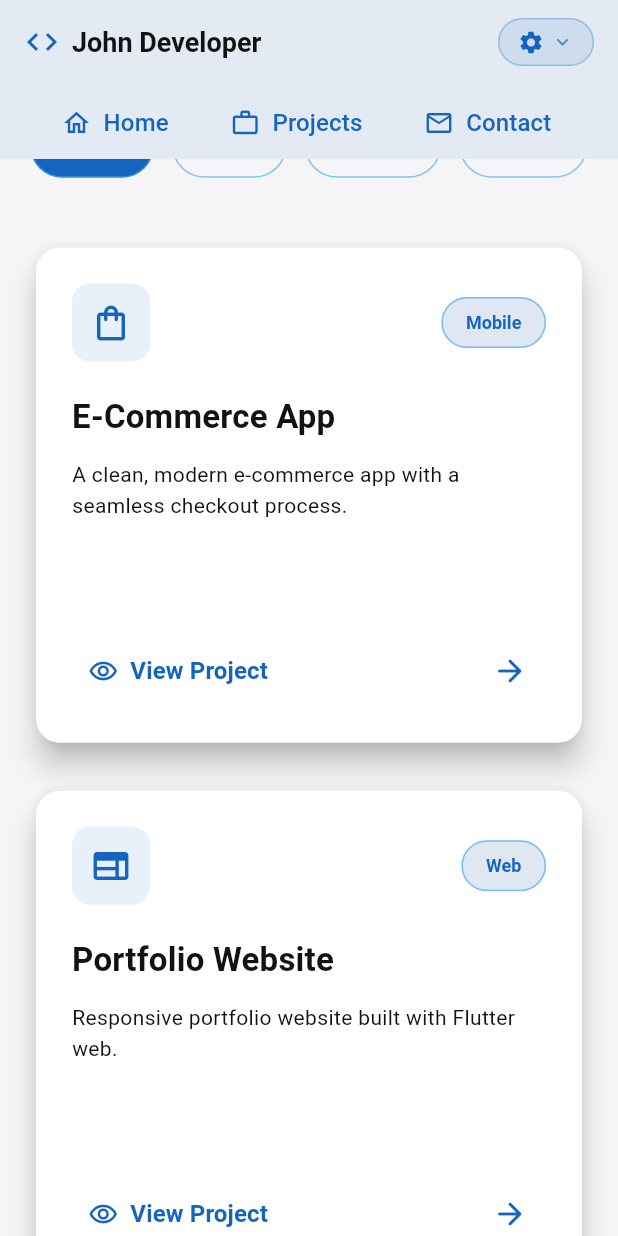
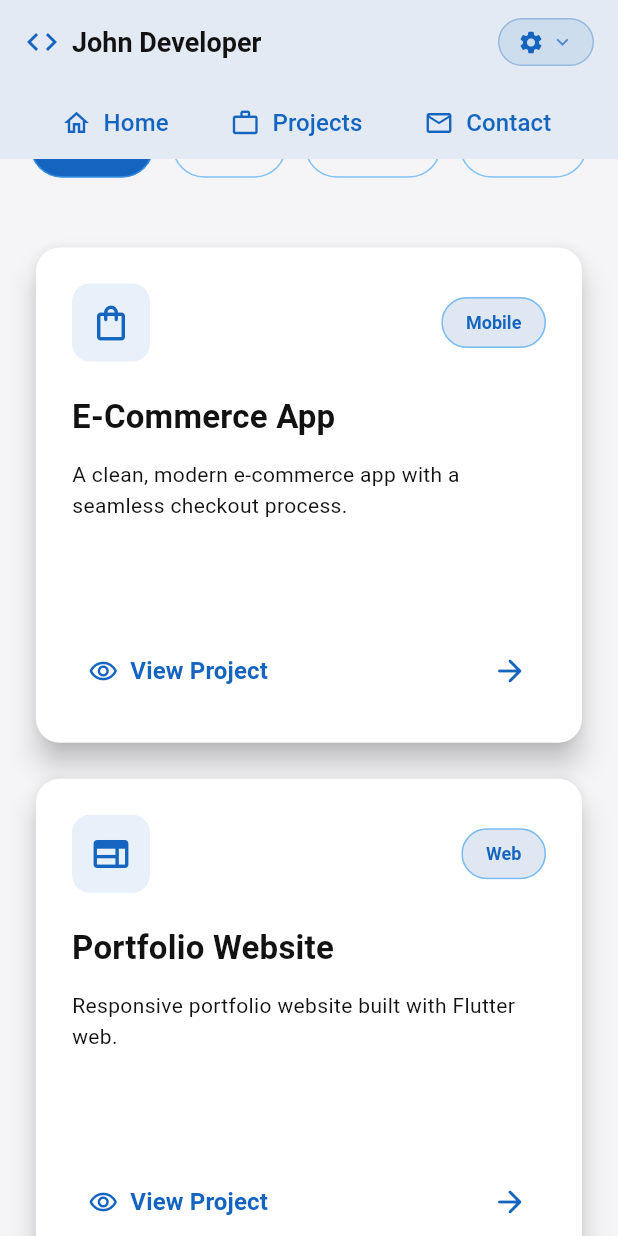
Before and after one commit to kjm0202/portfolio_test2, a Flutter app: the screen it shows after launch, scrolled down 1152 dp, on a phone screen of 412 x 824 dp. Run offline on Flutter 3.47's test engine with Material 3 defaults, Android fonts, the phone set to English and light mode, and no system bars; our stand-ins replace shared_preferences; Roboto replaces fonts that are missing (PretendardVariable).

Commit message:
fix: responsive layout for foldable devices

```diff
--- a/lib/projects_section.dart
+++ b/lib/projects_section.dart
@@ -79,6 +79,19 @@ class _ProjectsSectionState extends State<ProjectsSection>
   void dispose() {
     _controller.dispose();
     super.dispose();
+  }
+
+  double _getCardAspectRatio(double screenWidth, int crossAxisCount) {
+    // 화면 크기와 컬럼 수에 따라 카드 비율 조정
+    if (screenWidth < 600) {
+      return 1.1; // 모바일: 세로가 조금 더 긴 카드
+    } else if (screenWidth < 900) {
+      return 1.0; // 폴더블/태블릿: 정사각형에 가까운 카드
+    } else if (crossAxisCount == 2) {
+      return 1.1; // 중간 화면에서 2컬럼: 적당한 비율
+    } else {
+      return 1.2; // 큰 화면에서 3컬럼: 가로가 조금 더 긴 카드
+    }
   }
 
   @override
@@ -230,12 +243,16 @@ class _ProjectsSectionState extends State<ProjectsSection>
                 .where((p) => p['category'] == _selectedCategory)
                 .toList();
 
-    // Calculate grid cross-axis count based on screen width
-    int crossAxisCount = 3;
-    if (screenWidth < 1200 && screenWidth >= 800) {
-      crossAxisCount = 2;
-    } else if (screenWidth < 800) {
-      crossAxisCount = 1;
+    // Calculate grid cross-axis count based on screen width with better breakpoints
+    int crossAxisCount;
+    if (screenWidth >= 1200) {
+      crossAxisCount = 3;
+    } else if (screenWidth >= 900) {
+      crossAxisCount = 2; // 폴더블 폰 펼친 상태 (900-1200px)
+    } else if (screenWidth >= 600) {
+      crossAxisCount = 2; // 태블릿 세로 모드 (600-900px)
+    } else {
+      crossAxisCount = 1; // 일반 폰 (600px 미만)
     }
 
     if (filteredProjects.isEmpty) {
@@ -258,9 +275,9 @@ class _ProjectsSectionState extends State<ProjectsSection>
           physics: const NeverScrollableScrollPhysics(),
           gridDelegate: SliverGridDelegateWithFixedCrossAxisCount(
             crossAxisCount: crossAxisCount,
-            crossAxisSpacing: 24,
-            mainAxisSpacing: 24,
-            childAspectRatio: isSmallScreen ? 1.1 : 1.2,
+            crossAxisSpacing: screenWidth < 600 ? 16 : 24,
+            mainAxisSpacing: screenWidth < 600 ? 16 : 24,
+            childAspectRatio: _getCardAspectRatio(screenWidth, crossAxisCount),
           ),
           itemCount: filteredProjects.length,
           itemBuilder: (context, index) {
```
